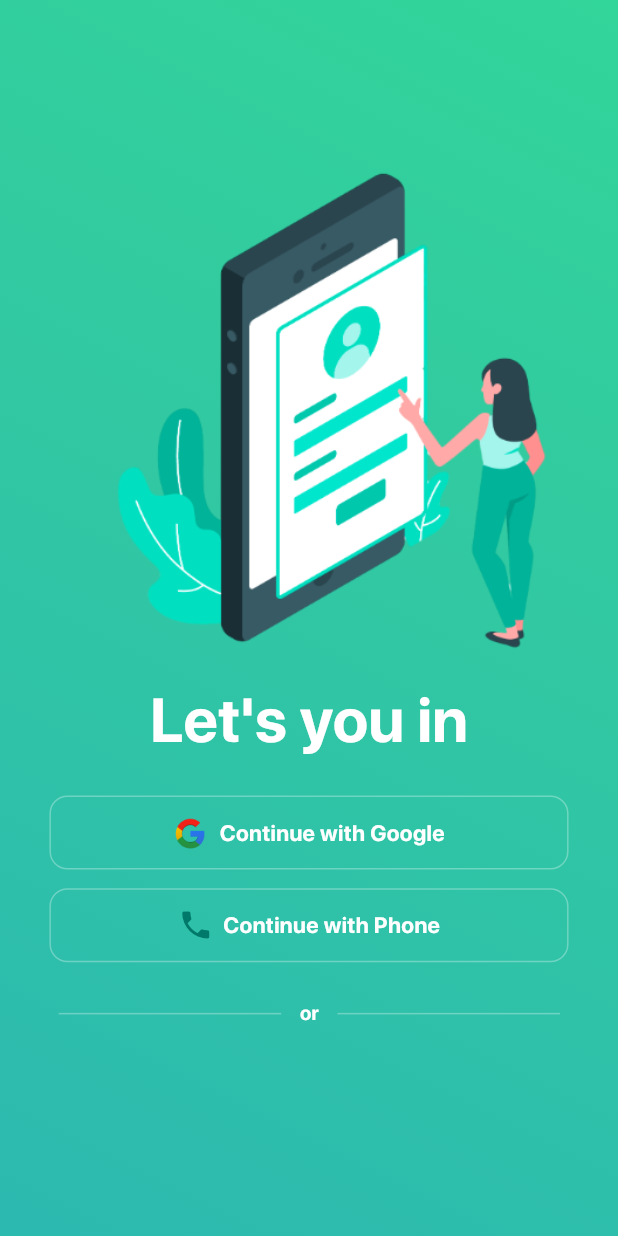
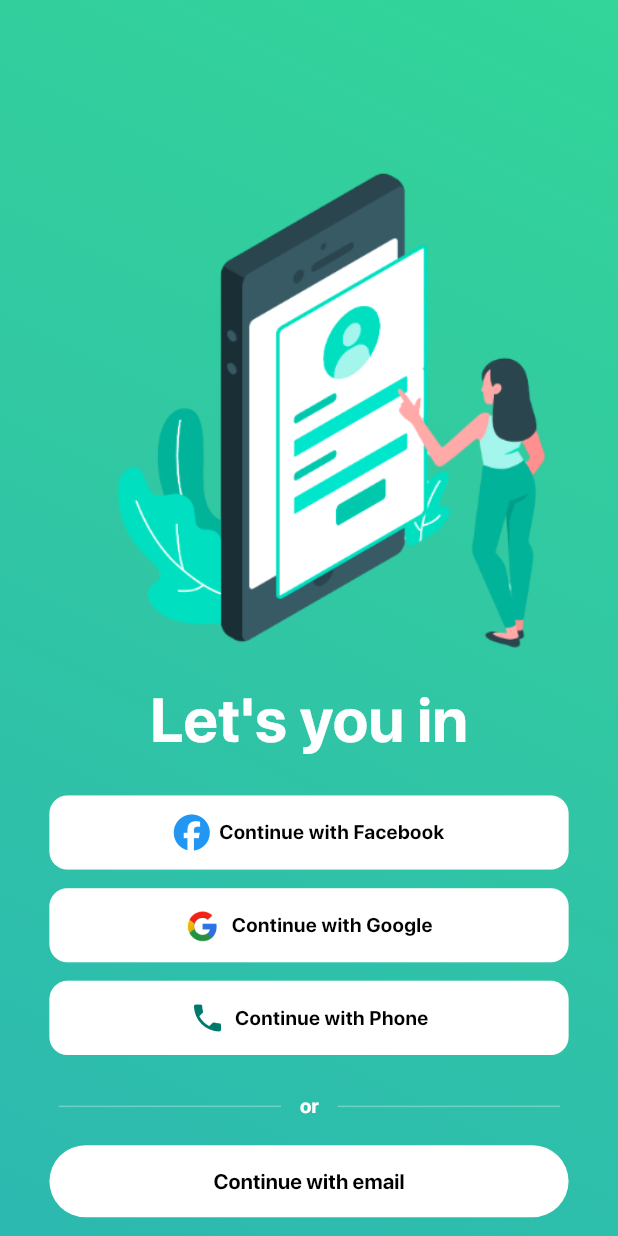
Before and after one commit to mohamdelbehairy/sophiee-app-2, a Flutter app: the ProviderAuthPage screen opened directly with empty values, on a phone screen of 412 x 824 dp. Run offline on Flutter 3.47's test engine with Material 3 defaults, Android fonts, the phone set to English and light mode, and no system bars; our stand-ins replace audioplayers, bloc, cached_network_image, chewie, cloud_firestore, connectivity_plus and 29 more; missing offline and left inert: flutter_file_downloader, flutter_pdfview, fluttercontactpicker, social_media_recorder; accounts and stored records are empty.

Commit message:
provider auth page ui done

```diff
--- /dev/null
+++ b/lib/widgets/auth/provider_auth_page/continue_with_email.dart
@@ -0,0 +1,45 @@
+import 'package:app/pages/login_page.dart';
+import 'package:app/pages/register_page.dart';
+import 'package:app/utils/widget/custom_bottom.dart';
+import 'package:flutter/material.dart';
+import 'package:get/get.dart' as getnav;
+
+class ContinueWithEmail extends StatelessWidget {
+  const ContinueWithEmail({super.key, required this.size});
+  final Size size;
+
+  @override
+  Widget build(BuildContext context) {
+    return Column(children: [
+      Padding(
+          padding: EdgeInsets.only(
+              left: size.width * .08,
+              right: size.width * .08,
+              top: size.height * .02),
+          child: CustomBottom(
+              text: 'Continue with email',
+              colorBottom: Colors.white,
+              colorText: Colors.black,
+              onPressed: () => getnav.Get.to(() => LoginPage(),
+                  transition: getnav.Transition.rightToLeft),
+              borderRadius: BorderRadius.circular(32),
+              width: size.width)),
+      Row(
+        mainAxisAlignment: MainAxisAlignment.center,
+        children: [
+          Text('Don\'t have an account?',
+              style: TextStyle(
+                  fontSize: size.height * .013,
+                  color: Colors.grey.shade300,
+                  fontWeight: FontWeight.w100)),
+          TextButton(
+              onPressed: () => getnav.Get.to(() => RegisterPage(),
+                  transition: getnav.Transition.rightToLeft),
+              child: Text('Sign up',
+                  style: TextStyle(
+                      color: Colors.black, fontSize: size.height * .014)))
+        ],
+      ),
+    ]);
+  }
+}
--- a/lib/widgets/auth/provider_auth_page/custom_provider_way.dart
+++ b/lib/widgets/auth/provider_auth_page/custom_provider_way.dart
@@ -24,7 +24,7 @@ class CustomProviderWay extends StatelessWidget {
         margin: EdgeInsets.only(
             right: size.width * .08, left: size.width * .08, top: top),
         decoration: BoxDecoration(
-            // color: Colors.white,
+            color: Colors.white,
             border: Border.all(color: Colors.white.withOpacity(.3)),
             borderRadius: BorderRadius.circular(12)),
         child: Row(
@@ -34,8 +34,8 @@ class CustomProviderWay extends StatelessWidget {
             SizedBox(width: size.width * .015),
             Text(text,
                 style: TextStyle(
-                    color: Colors.white,
-                    fontSize: size.height * .018,
+                    color: Colors.black,
+                    fontSize: size.height * .016,
                     fontWeight: FontWeight.w100))
           ],
         ),
--- a/lib/widgets/auth/provider_auth_page/provider_auth_page_body_component.dart
+++ b/lib/widgets/auth/provider_auth_page/provider_auth_page_body_component.dart
@@ -1,8 +1,10 @@
 import 'package:app/constants.dart';
-import 'package:app/widgets/auth/provider_auth_page/custom_divider.dart';
+import 'package:app/widgets/auth/provider_auth_page/continue_with_email.dart';
 import 'package:app/widgets/auth/provider_auth_page/custom_provider_way.dart';
 import 'package:app/widgets/auth/provider_auth_page/custom_text.dart';
+import 'package:app/widgets/auth/provider_auth_page/provider_divider.dart';
 import 'package:flutter/material.dart';
+import 'package:font_awesome_flutter/font_awesome_flutter.dart';
 
 class ProviderAuthPageBodyComponent extends StatelessWidget {
   const ProviderAuthPageBodyComponent({super.key, required this.size});
@@ -20,6 +22,12 @@ class ProviderAuthPageBodyComponent extends StatelessWidget {
           CustomProviderWay(
               size: size,
               top: size.width * .05,
+              text: 'Continue with Facebook',
+              onTap: () {},
+              widget: Icon(FontAwesomeIcons.facebook, color: Colors.blue)),
+          CustomProviderWay(
+              size: size,
+              top: size.width * .03,
               text: 'Continue with Google',
               onTap: () {},
               widget: Image.asset(googleIcon, width: size.height * .03)),
@@ -30,15 +38,8 @@ class ProviderAuthPageBodyComponent extends StatelessWidget {
               onTap: () {},
               widget: Icon(Icons.phone, color: Colors.teal.shade700)),
           SizedBox(height: size.width * .06),
-          Row(
-            children: [
-              ProviderAuthPageCustomDivider(
-                  size: size, left: size.width * .095, right: size.width * .03),
-              Text('or'),
-              ProviderAuthPageCustomDivider(
-                  size: size, left: size.width * .03, right: size.width * .08),
-            ],
-          )
+          ProviderDivider(size: size),
+          ContinueWithEmail(size: size)
         ],
       ),
     );
--- /dev/null
+++ b/lib/widgets/auth/provider_auth_page/provider_divider.dart
@@ -0,0 +1,21 @@
+import 'package:app/widgets/auth/provider_auth_page/custom_divider.dart';
+import 'package:flutter/material.dart';
+
+class ProviderDivider extends StatelessWidget {
+  const ProviderDivider({super.key, required this.size});
+
+  final Size size;
+
+  @override
+  Widget build(BuildContext context) {
+    return Row(
+      children: [
+        ProviderAuthPageCustomDivider(
+            size: size, left: size.width * .095, right: size.width * .03),
+        Text('or'),
+        ProviderAuthPageCustomDivider(
+            size: size, left: size.width * .03, right: size.width * .08),
+      ],
+    );
+  }
+}
--- a/lib/widgets/login_page/login_page_body.dart
+++ b/lib/widgets/login_page/login_page_body.dart
@@ -30,8 +30,7 @@ class LoginPageBody extends StatelessWidget {
         AuthPositionedIcon(
             top: 50,
             left: 0,
-            onPressed: () => getnav.Get.to(() => RegisterPage(),
-                transition: getnav.Transition.rightToLeft),
+            onPressed: () => Navigator.pop(context),
             child: const Icon(Icons.arrow_back_sharp,
                 size: 30, color: Colors.white)),
         LoginPageBottomSheet(isDark: isDark),
```
